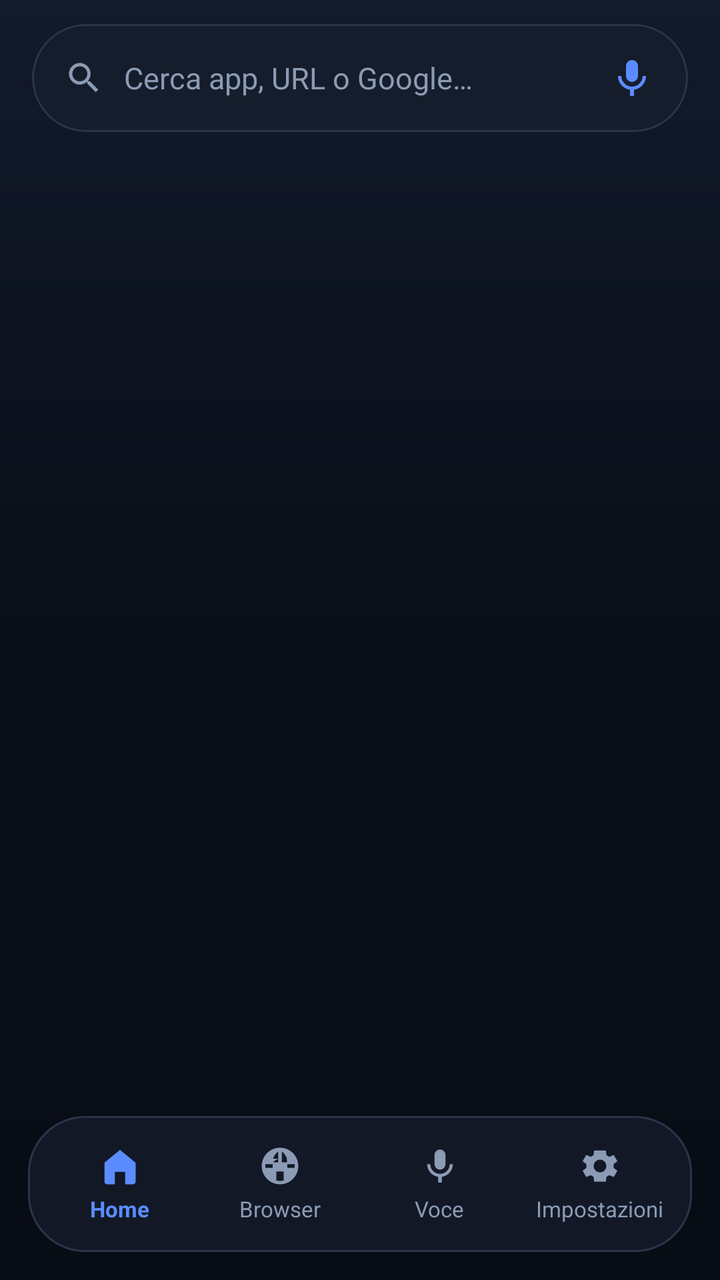
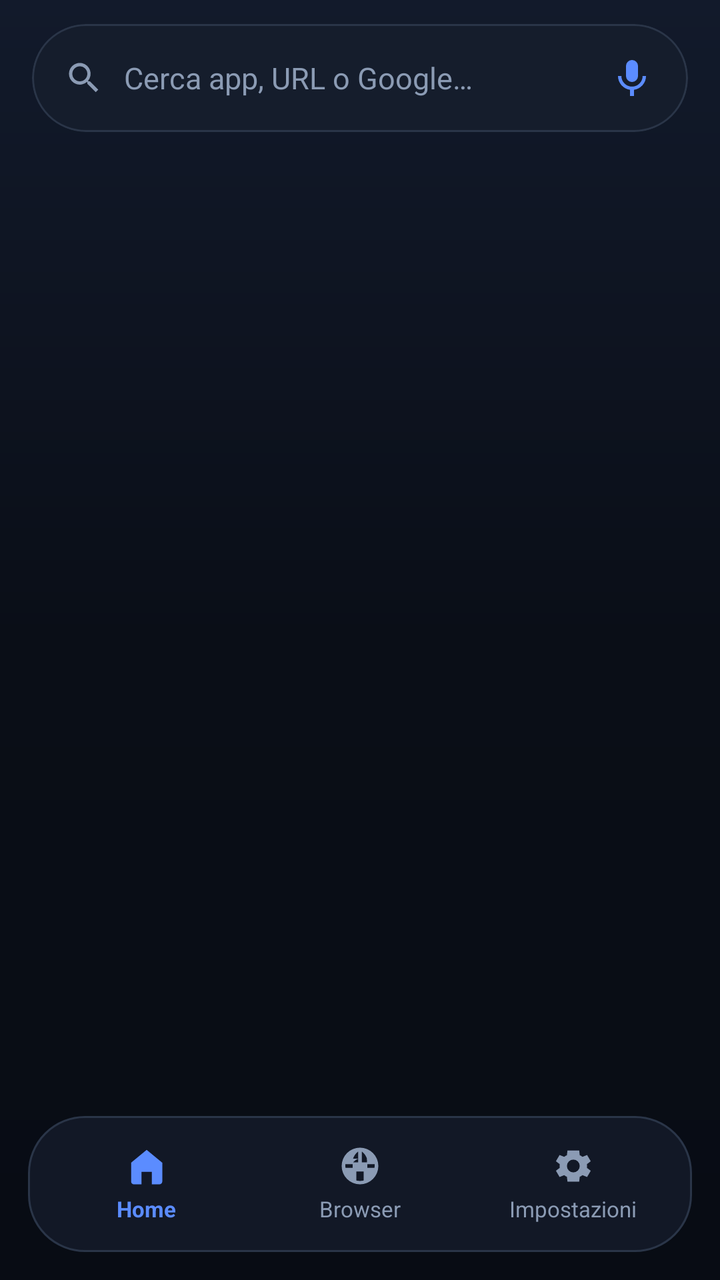

The first picture is an Android layout as it rendered before a commit; the second is the same layout after the commit. The layout source and the unified diff follow.
<!-- AndroidManifest.xml: activity theme Theme.WebLauncher -->
<!-- res/layout/activity_main.xml -->
<?xml version="1.0" encoding="utf-8"?>
<androidx.constraintlayout.widget.ConstraintLayout
    xmlns:android="http://schemas.android.com/apk/res/android"
    xmlns:app="http://schemas.android.com/apk/res-auto"
    android:layout_width="match_parent"
    android:layout_height="match_parent"
    android:background="@drawable/bg_screen">

    <LinearLayout
        android:id="@+id/homePanel"
        android:layout_width="0dp"
        android:layout_height="0dp"
        android:orientation="vertical"
        app:layout_constraintTop_toTopOf="parent"
        app:layout_constraintBottom_toTopOf="@id/bottomBar"
        app:layout_constraintStart_toStartOf="parent"
        app:layout_constraintEnd_toEndOf="parent">

        <LinearLayout
            android:id="@+id/header"
            android:layout_width="match_parent"
            android:layout_height="wrap_content"
            android:orientation="vertical"
            android:paddingHorizontal="16dp"
            android:paddingTop="12dp"
            android:paddingBottom="8dp"
            android:background="@android:color/transparent">

            <com.google.android.material.card.MaterialCardView
                android:layout_width="match_parent"
                android:layout_height="54dp"
                app:cardCornerRadius="27dp"
                app:cardBackgroundColor="@color/search_bg"
                app:cardElevation="0dp"
                app:strokeWidth="1dp"
                app:strokeColor="@color/stroke">

                <LinearLayout
                    android:layout_width="match_parent"
                    android:layout_height="match_parent"
                    android:orientation="horizontal"
                    android:gravity="center_vertical"
                    android:paddingStart="16dp"
                    android:paddingEnd="6dp">

                    <ImageView
                        android:layout_width="20dp"
                        android:layout_height="20dp"
                        android:src="@drawable/ic_search"
                        app:tint="@color/text_muted"
                        android:contentDescription="@null" />

                    <EditText
                        android:id="@+id/searchInput"
                        android:layout_width="0dp"
                        android:layout_height="match_parent"
                        android:layout_weight="1"
                        android:layout_marginStart="10dp"
                        android:background="@android:color/transparent"
                        android:hint="@string/search_hint"
                        android:textColorHint="@color/text_muted"
                        android:textColor="@color/text"
                        android:textSize="15sp"
                        android:inputType="text"
                        android:imeOptions="actionSearch"
                        android:maxLines="1"
                        android:importantForAutofill="no" />

                    <ImageButton
                        android:id="@+id/btnMic"
                        android:layout_width="44dp"
                        android:layout_height="44dp"
                        android:background="?attr/selectableItemBackgroundBorderless"
                        android:src="@drawable/ic_nav_mic"
                        android:contentDescription="@string/voice"
                        app:tint="@color/accent" />
                </LinearLayout>
            </com.google.android.material.card.MaterialCardView>
        </LinearLayout>

        <TextView
            android:id="@+id/webSearchHint"
            android:layout_width="match_parent"
            android:layout_height="wrap_content"
            android:paddingHorizontal="20dp"
            android:paddingTop="8dp"
            android:paddingBottom="2dp"
            android:textColor="@color/accent"
            android:textSize="13sp"
            android:textStyle="bold"
            android:visibility="gone" />

        <androidx.recyclerview.widget.RecyclerView
            android:id="@+id/recycler"
            android:layout_width="match_parent"
            android:layout_height="0dp"
            android:layout_weight="1"
            android:clipToPadding="false"
            android:paddingHorizontal="10dp"
            android:paddingTop="4dp"
            android:paddingBottom="16dp" />
    </LinearLayout>

    <LinearLayout
        android:id="@+id/browserPanel"
        android:layout_width="0dp"
        android:layout_height="0dp"
        android:orientation="vertical"
        android:visibility="gone"
        app:layout_constraintTop_toTopOf="parent"
        app:layout_constraintBottom_toTopOf="@id/bottomBar"
        app:layout_constraintStart_toStartOf="parent"
        app:layout_constraintEnd_toEndOf="parent">

        <LinearLayout
            android:layout_width="match_parent"
            android:layout_height="52dp"
            android:orientation="horizontal"
            android:gravity="center_vertical"
            android:background="@color/bg_elevated"
            android:paddingHorizontal="6dp">

            <ImageButton android:id="@+id/btnWebBack" android:layout_width="42dp" android:layout_height="42dp" android:background="?attr/selectableItemBackgroundBorderless" android:src="@android:drawable/ic_media_previous" app:tint="@color/text" android:contentDescription="Indietro" />
            <ImageButton android:id="@+id/btnWebForward" android:layout_width="42dp" android:layout_height="42dp" android:background="?attr/selectableItemBackgroundBorderless" android:src="@android:drawable/ic_media_next" app:tint="@color/text" android:contentDescription="Avanti" />
            <ImageButton android:id="@+id/btnWebRefresh" android:layout_width="42dp" android:layout_height="42dp" android:background="?attr/selectableItemBackgroundBorderless" android:src="@android:drawable/ic_popup_sync" app:tint="@color/text" android:contentDescription="Aggiorna" />

            <TextView android:id="@+id/webTitle" android:layout_width="0dp" android:layout_height="wrap_content" android:layout_weight="1" android:textColor="@color/text" android:textSize="13sp" android:maxLines="1" android:ellipsize="end" android:paddingHorizontal="8dp" android:textStyle="bold" />

            <ImageButton
                android:id="@+id/btnWebAdd"
                android:layout_width="42dp"
                android:layout_height="42dp"
                android:background="?attr/selectableItemBackgroundBorderless"
                android:src="@android:drawable/btn_star_big_off"
                app:tint="@color/star"
                android:contentDescription="Aggiungi a home" />

            <ImageButton android:id="@+id/btnWebExternal" android:layout_width="42dp" android:layout_height="42dp" android:background="?attr/selectableItemBackgroundBorderless" android:src="@android:drawable/ic_menu_share" app:tint="@color/text_muted" android:contentDescription="Apri esterno" />
            <ImageButton android:id="@+id/btnWebClose" android:layout_width="42dp" android:layout_height="42dp" android:background="?attr/selectableItemBackgroundBorderless" android:src="@android:drawable/ic_menu_close_clear_cancel" app:tint="@color/danger" android:contentDescription="Chiudi" />
        </LinearLayout>

        <ProgressBar android:id="@+id/webProgress" style="?android:attr/progressBarStyleHorizontal" android:layout_width="match_parent" android:layout_height="3dp" android:max="100" android:progress="0" android:progressTint="@color/accent" android:visibility="gone" />

        <WebView android:id="@+id/webView" android:layout_width="match_parent" android:layout_height="0dp" android:layout_weight="1" />
    </LinearLayout>

    <FrameLayout
        android:id="@+id/bottomBar"
        android:layout_width="0dp"
        android:layout_height="wrap_content"
        android:paddingHorizontal="14dp"
        android:paddingBottom="14dp"
        android:paddingTop="6dp"
        android:background="@android:color/transparent"
        app:layout_constraintBottom_toBottomOf="parent"
        app:layout_constraintStart_toStartOf="parent"
        app:layout_constraintEnd_toEndOf="parent">

        <LinearLayout
            android:layout_width="match_parent"
            android:layout_height="68dp"
            android:orientation="horizontal"
            android:gravity="center"
            android:background="@drawable/bg_bottom_bar"
            android:paddingHorizontal="6dp">

            <LinearLayout android:id="@+id/navHome" android:layout_width="0dp" android:layout_height="match_parent" android:layout_weight="1" android:orientation="vertical" android:gravity="center" android:background="?attr/selectableItemBackgroundBorderless" android:paddingVertical="6dp">
                <ImageView android:id="@+id/iconHome" android:layout_width="22dp" android:layout_height="22dp" android:src="@drawable/ic_nav_home" app:tint="@color/accent" android:contentDescription="@string/home" />
                <TextView android:id="@+id/labelHome" android:layout_width="wrap_content" android:layout_height="wrap_content" android:text="@string/home" android:textColor="@color/accent" android:textSize="11sp" android:textStyle="bold" android:layout_marginTop="3dp" />
            </LinearLayout>

            <LinearLayout android:id="@+id/navBrowser" android:layout_width="0dp" android:layout_height="match_parent" android:layout_weight="1" android:orientation="vertical" android:gravity="center" android:background="?attr/selectableItemBackgroundBorderless" android:paddingVertical="6dp">
                <ImageView android:id="@+id/iconBrowser" android:layout_width="22dp" android:layout_height="22dp" android:src="@drawable/ic_nav_browser" app:tint="@color/text_muted" android:contentDescription="Browser" />
                <TextView android:id="@+id/labelBrowser" android:layout_width="wrap_content" android:layout_height="wrap_content" android:text="Browser" android:textColor="@color/text_muted" android:textSize="11sp" android:layout_marginTop="3dp" />
            </LinearLayout>

            <LinearLayout android:id="@+id/navVoice" android:layout_width="0dp" android:layout_height="match_parent" android:layout_weight="1" android:orientation="vertical" android:gravity="center" android:background="?attr/selectableItemBackgroundBorderless" android:paddingVertical="6dp">
                <ImageView android:layout_width="22dp" android:layout_height="22dp" android:src="@drawable/ic_nav_mic" app:tint="@color/text_muted" android:contentDescription="@string/voice" />
                <TextView android:layout_width="wrap_content" android:layout_height="wrap_content" android:text="@string/voice" android:textColor="@color/text_muted" android:textSize="11sp" android:layout_marginTop="3dp" />
            </LinearLayout>

            <LinearLayout android:id="@+id/navSettings" android:layout_width="0dp" android:layout_height="match_parent" android:layout_weight="1" android:orientation="vertical" android:gravity="center" android:background="?attr/selectableItemBackgroundBorderless" android:paddingVertical="6dp">
                <ImageView android:layout_width="22dp" android:layout_height="22dp" android:src="@drawable/ic_nav_settings" app:tint="@color/text_muted" android:contentDescription="@string/settings" />
                <TextView android:layout_width="wrap_content" android:layout_height="wrap_content" android:text="@string/settings" android:textColor="@color/text_muted" android:textSize="11sp" android:layout_marginTop="3dp" />
            </LinearLayout>
        </LinearLayout>
    </FrameLayout>

</androidx.constraintlayout.widget.ConstraintLayout>
<!-- resources referenced by this layout -->
<resources>
  <color name="accent">#5B8CFF</color>
  <color name="bg_elevated">#121826</color>
  <color name="danger">#FF6B7A</color>
  <color name="search_bg">#151D2C</color>
  <color name="star">#FFC14D</color>
  <color name="stroke">#2A3548</color>
  <color name="text">#F0F4FA</color>
  <color name="text_muted">#8B9BB4</color>
  <!-- drawable bg_bottom_bar (drawable) -->
  <?xml version="1.0" encoding="utf-8"?>
  <shape xmlns:android="http://schemas.android.com/apk/res/android" android:shape="rectangle">
      <solid android:color="@color/bg_elevated" />
      <corners android:radius="28dp" />
      <stroke android:width="1dp" android:color="@color/stroke" />
  </shape>
  <!-- drawable bg_screen (drawable) -->
  <?xml version="1.0" encoding="utf-8"?>
  <shape xmlns:android="http://schemas.android.com/apk/res/android" android:shape="rectangle">
      <gradient
          android:angle="270"
          android:startColor="#121A2B"
          android:centerColor="#0A0E17"
          android:endColor="#080C14" />
  </shape>
  <!-- drawable ic_nav_browser (drawable) -->
  <?xml version="1.0" encoding="utf-8"?>
  <vector xmlns:android="http://schemas.android.com/apk/res/android"
      android:width="24dp" android:height="24dp" android:viewportWidth="24" android:viewportHeight="24">
      <path android:fillColor="#FFFFFFFF" android:pathData="M12,2 A10,10 0 1,0 12,22 A10,10 0 1,0 12,2 Z M11,4.1 V8 H8.2 A8,8 0 0,1 11,4.1 Z M13,4.1 A8,8 0 0,1 15.8,8 H13 Z M4.1,13 A8,8 0 0,1 4,11 H8 V13 Z M8,15 H4.2 A8,8 0 0,0 8,19.6 V15 Z M10,19.9 V15 H14 V19.9 A8,8 0 0,1 10,19.9 Z M16,19.6 A8,8 0 0,0 19.8,15 H16 Z M19.9,13 H16 V11 H20 A8,8 0 0,1 19.9,13 Z M15.8,10 H13 V8 H15.7 A8.2,8.2 0 0,1 15.8,10 Z M10,10 H8.2 A8,8 0 0,1 11,8 V10 Z"/>
  </vector>
  <!-- drawable ic_nav_home (drawable) -->
  <?xml version="1.0" encoding="utf-8"?>
  <vector xmlns:android="http://schemas.android.com/apk/res/android"
      android:width="24dp" android:height="24dp" android:viewportWidth="24" android:viewportHeight="24">
      <path android:fillColor="#FFFFFFFF" android:pathData="M12,3.2 L3.5,10.2 V20.5 C3.5,21.3 4.2,22 5,22 H9.2 V15.2 H14.8 V22 H19 C19.8,22 20.5,21.3 20.5,20.5 V10.2 Z"/>
  </vector>
  <!-- drawable ic_nav_mic (drawable) -->
  <?xml version="1.0" encoding="utf-8"?>
  <vector xmlns:android="http://schemas.android.com/apk/res/android"
      android:width="24dp" android:height="24dp" android:viewportWidth="24" android:viewportHeight="24">
      <path android:fillColor="#FFFFFFFF" android:pathData="M12,14 A3,3 0 0,0 15,11 V6 A3,3 0 0,0 9,6 V11 A3,3 0 0,0 12,14 Z M17.3,11 A5.3,5.3 0 0,1 6.7,11 H5 A7,7 0 0,0 11,17.9 V21 H13 V17.9 A7,7 0 0,0 19,11 Z"/>
  </vector>
  <!-- drawable ic_nav_settings (drawable) -->
  <?xml version="1.0" encoding="utf-8"?>
  <vector xmlns:android="http://schemas.android.com/apk/res/android"
      android:width="24dp" android:height="24dp" android:viewportWidth="24" android:viewportHeight="24">
      <path android:fillColor="#FFFFFFFF" android:pathData="M19.4,13 A7.8,7.8 0 0,0 19.5,12 A7.8,7.8 0 0,0 19.4,11 L21.5,9.4 L19.5,6 L17,7 A7,7 0 0,0 15.5,6.1 L15.2,3.5 H8.8 L8.5,6.1 A7,7 0 0,0 7,7 L4.5,6 L2.5,9.4 L4.6,11 A7.8,7.8 0 0,0 4.5,12 A7.8,7.8 0 0,0 4.6,13 L2.5,14.6 L4.5,18 L7,17 A7,7 0 0,0 8.5,17.9 L8.8,20.5 H15.2 L15.5,17.9 A7,7 0 0,0 17,17 L19.5,18 L21.5,14.6 Z M12,15.5 A3.5,3.5 0 1,1 12,8.5 A3.5,3.5 0 0,1 12,15.5 Z"/>
  </vector>
  <!-- drawable ic_search (drawable) -->
  <?xml version="1.0" encoding="utf-8"?>
  <vector xmlns:android="http://schemas.android.com/apk/res/android"
      android:width="24dp" android:height="24dp" android:viewportWidth="24" android:viewportHeight="24">
      <path android:fillColor="#FFFFFFFF" android:pathData="M15.5,14 H14.7 L14.4,13.7 A6.5,6.5 0 1,0 13.7,14.4 L14,14.7 V15.5 L19,20.5 L20.5,19 Z M9.5,14 A4.5,4.5 0 1,1 9.5,5 A4.5,4.5 0 0,1 9.5,14 Z"/>
  </vector>
  <string name="home">Home</string>
  <string name="search_hint">Cerca app, URL o Google\u2026</string>
  <string name="settings">Impostazioni</string>
  <string name="voice">Voce</string>
  <color name="bg">#0A0E17</color>
  <!-- unchanged entries left out for length: 1 -->
</resources>

<!-- the commit's change to res/layout/activity_main.xml (unified diff, before → after) -->
@@ -174,11 +174,6 @@
                 <TextView android:id="@+id/labelBrowser" android:layout_width="wrap_content" android:layout_height="wrap_content" android:text="Browser" android:textColor="@color/text_muted" android:textSize="11sp" android:layout_marginTop="3dp" />
             </LinearLayout>
 
-            <LinearLayout android:id="@+id/navVoice" android:layout_width="0dp" android:layout_height="match_parent" android:layout_weight="1" android:orientation="vertical" android:gravity="center" android:background="?attr/selectableItemBackgroundBorderless" android:paddingVertical="6dp">
-                <ImageView android:layout_width="22dp" android:layout_height="22dp" android:src="@drawable/ic_nav_mic" app:tint="@color/text_muted" android:contentDescription="@string/voice" />
-                <TextView android:layout_width="wrap_content" android:layout_height="wrap_content" android:text="@string/voice" android:textColor="@color/text_muted" android:textSize="11sp" android:layout_marginTop="3dp" />
-            </LinearLayout>
-
             <LinearLayout android:id="@+id/navSettings" android:layout_width="0dp" android:layout_height="match_parent" android:layout_weight="1" android:orientation="vertical" android:gravity="center" android:background="?attr/selectableItemBackgroundBorderless" android:paddingVertical="6dp">
                 <ImageView android:layout_width="22dp" android:layout_height="22dp" android:src="@drawable/ic_nav_settings" app:tint="@color/text_muted" android:contentDescription="@string/settings" />
                 <TextView android:layout_width="wrap_content" android:layout_height="wrap_content" android:text="@string/settings" android:textColor="@color/text_muted" android:textSize="11sp" android:layout_marginTop="3dp" />
